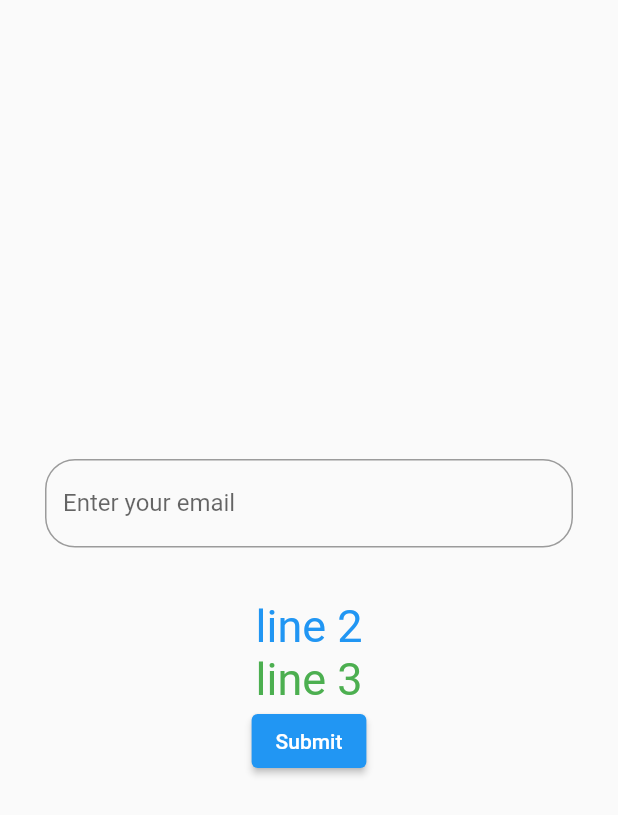
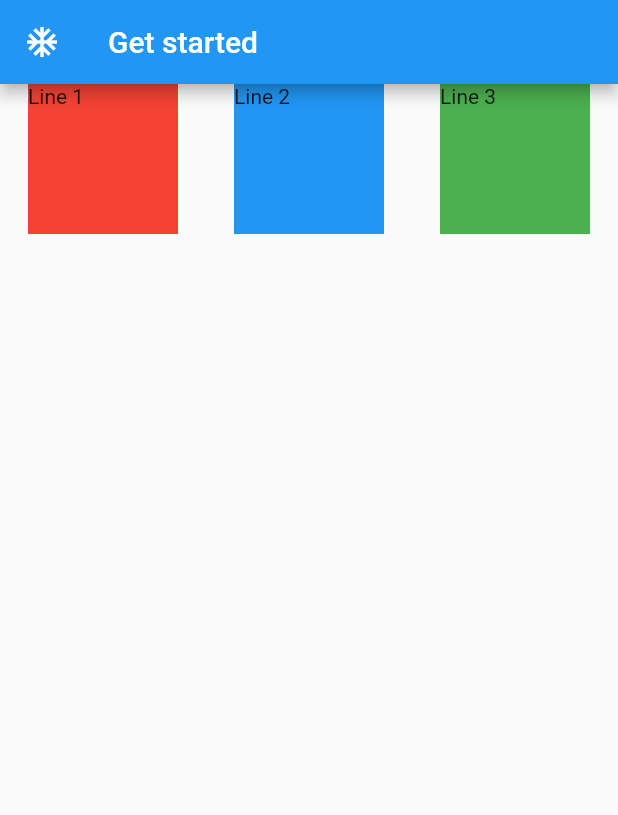
Before and after one commit to Dat0309/learn-flutter, a Flutter app: the screen it shows after launch, on a phone screen of 412 x 824 dp. Shown: the top 815 px of the screen. Run offline on Flutter 3.47's test engine with Material 2 defaults, Android fonts, the light colour scheme and no system bars.

Commit message:
get started

```diff
--- a/get_started_flutter/lib/main.dart
+++ b/get_started_flutter/lib/main.dart
@@ -1,7 +1,63 @@
 import 'package:flutter/material.dart';
 
-import 'MyApp.dart';
+void main() {
+  runApp(MyAppp());
+}
 
-void main() {
-  runApp(MyApp("trong dat", 21));
+class MyAppp extends StatelessWidget {
+  const MyAppp({Key? key}) : super(key: key);
+
+  @override
+  Widget build(BuildContext context) {
+    return MaterialApp(
+      debugShowCheckedModeBanner: false,
+      theme: ThemeData(primaryColor: Colors.red[300]),
+      home: HomePage(),
+    );
+  }
 }
+
+class HomePage extends StatelessWidget {
+  const HomePage({Key? key}) : super(key: key);
+
+  @override
+  Widget build(BuildContext context) {
+    return Scaffold(
+        appBar: AppBar(
+          title: Text("Get started"),
+          leading: IconButton(
+            icon: Icon(Icons.ac_unit),
+            onPressed: () {
+              print('leading');
+            },
+          ),
+        ),
+        body: Container(
+          child: Row(
+            mainAxisSize: MainAxisSize.max,
+            mainAxisAlignment: MainAxisAlignment.spaceAround,
+            crossAxisAlignment: CrossAxisAlignment.center,
+            children: [
+              Container(
+                width: 100,
+                height: 100,
+                color: Colors.red,
+                child: Text('Line 1'),
+              ),
+              Container(
+                width: 100,
+                height: 100,
+                color: Colors.blue,
+                child: Text('Line 2'),
+              ),
+              Container(
+                width: 100,
+                height: 100,
+                color: Colors.green,
+                child: Text('Line 3'),
+              )
+            ],
+          ),
+        ));
+  }
+}
```
